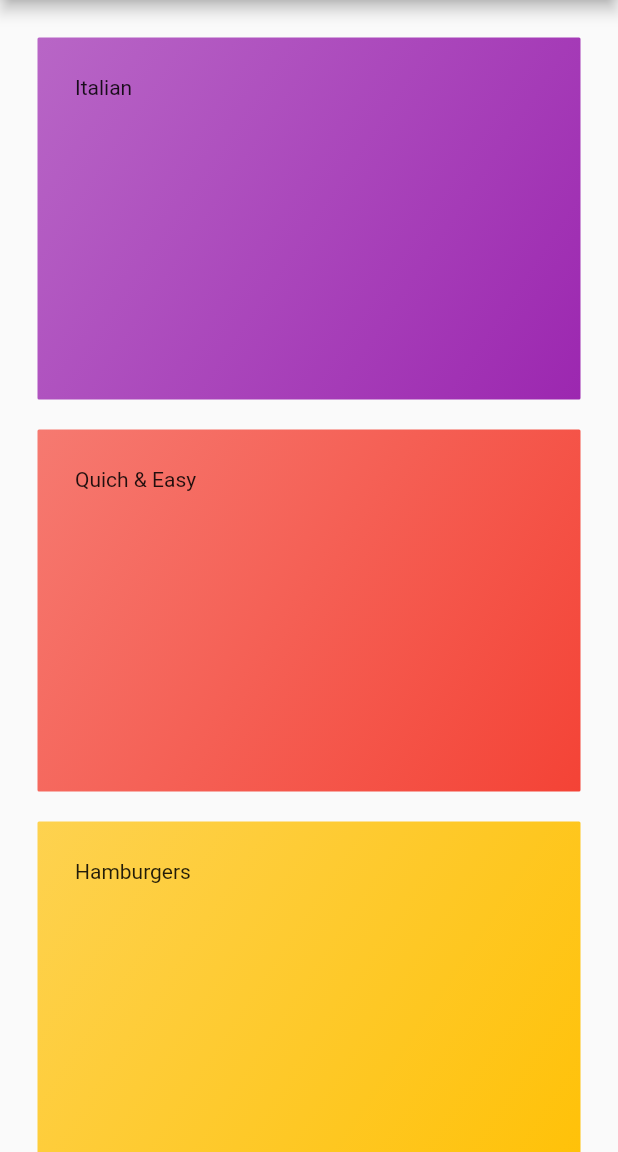
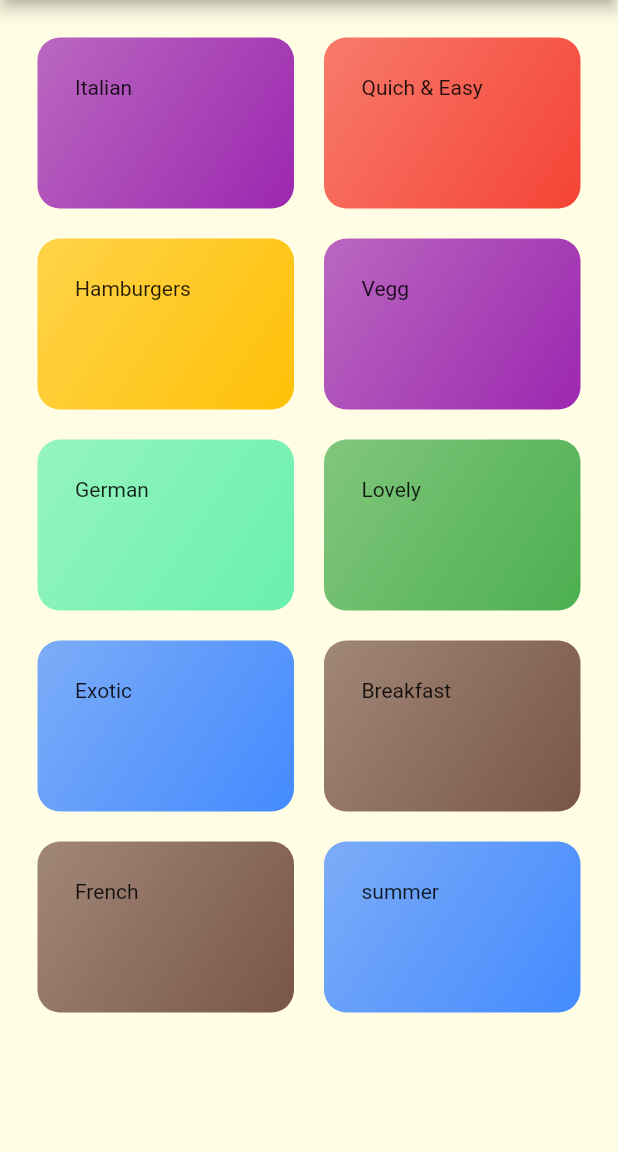
Before and after one commit to mikhael-mike/gridview_project_profile, a Flutter app: the screen it shows after launch, on a phone screen of 412 x 824 dp, the part 84-1236 px from its top. Run offline on Flutter 3.47's test engine with Material 2 defaults, Android fonts, the phone set to English and light mode, and no system bars; Roboto replaces fonts that are missing (Raileway).

Commit message:
Controle color

```diff
--- a/lib/categories_screen.dart
+++ b/lib/categories_screen.dart
@@ -16,7 +16,7 @@ class CategoriesScreen extends StatelessWidget {
           .map((catData) => CategoryItem(catData.title, catData.color))
           .toList(),
       gridDelegate: SliverGridDelegateWithMaxCrossAxisExtent(
-        maxCrossAxisExtent: 400,
+        maxCrossAxisExtent: 200,
         childAspectRatio: 3 / 2,
         crossAxisSpacing: 20,
         mainAxisSpacing: 20,
--- a/lib/category_item.dart
+++ b/lib/category_item.dart
@@ -22,7 +22,7 @@ class CategoryItem extends StatelessWidget {
           begin: Alignment.topLeft,
           end: Alignment.bottomRight,
         ),
-        borderRadius: BorderRadius.circular(1.0),
+        borderRadius: BorderRadius.circular(15.0),
       ),
     );
   }
--- a/lib/dummy_data.dart
+++ b/lib/dummy_data.dart
@@ -24,4 +24,34 @@ const DUMMY_CATEGORIES = const [
     title: 'Vegg',
     color: Colors.purple,
   ),
+  Category(
+    id: 'c5',
+    title: 'German',
+    color: Colors.greenAccent,
+  ),
+  Category(
+    id: 'c6',
+    title: 'Lovely',
+    color: Colors.green,
+  ),
+  Category(
+    id: 'c7',
+    title: 'Exotic',
+    color: Colors.blueAccent,
+  ),
+  Category(
+    id: 'c8',
+    title: 'Breakfast',
+    color: Colors.brown,
+  ),
+  Category(
+    id: 'c9',
+    title: 'French',
+    color: Colors.brown,
+  ),
+  Category(
+    id: 'c10',
+    title: 'summer',
+    color: Colors.blueAccent,
+  ),
 ];
--- a/lib/main.dart
+++ b/lib/main.dart
@@ -12,7 +12,20 @@ class MyApp extends StatelessWidget {
       title: 'DeliMeals',
       theme: ThemeData(
         primarySwatch: Colors.blue,
-        primaryColor: Colors.amber
+        accentColor: Colors.amber,
+        canvasColor: Color.fromRGBO(255, 254, 229, 1),
+        fontFamily: 'Raileway',
+
+        // textTheme: ThemeData.light().textTheme.copyWith(
+          // bodyText1: TextStyle(color: Color.fromRGBO(20, 51, 51, 1),),
+          // bodyText2: TextStyle(color: Color.fromRGBO(20, 51, 51, 1)
+          // ),
+          // titleMedium: TextStyle(
+          //   fontSize: 24,
+          //   fontFamily: 'RobotoCondensed',
+          // ),
+
+        // ),
       ),
       home: CategoriesScreen(),
     );
```
Also changed, not shown: pubspec.yaml (+17 -11 lines).
